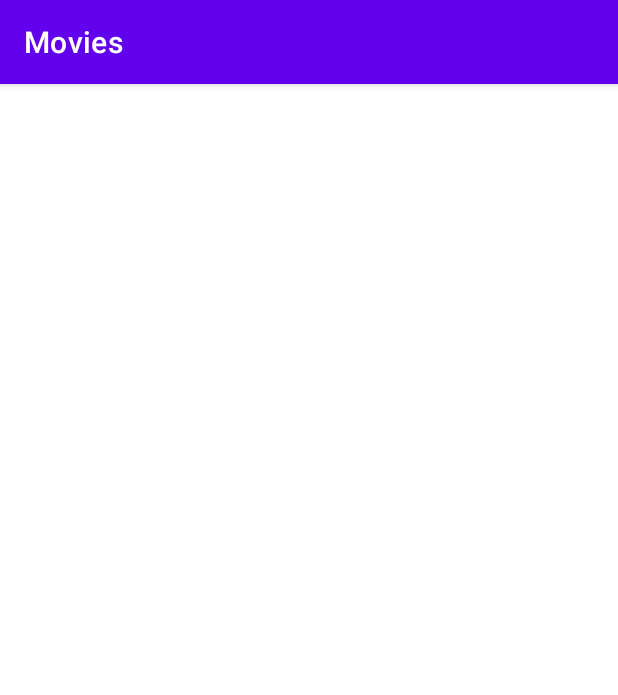
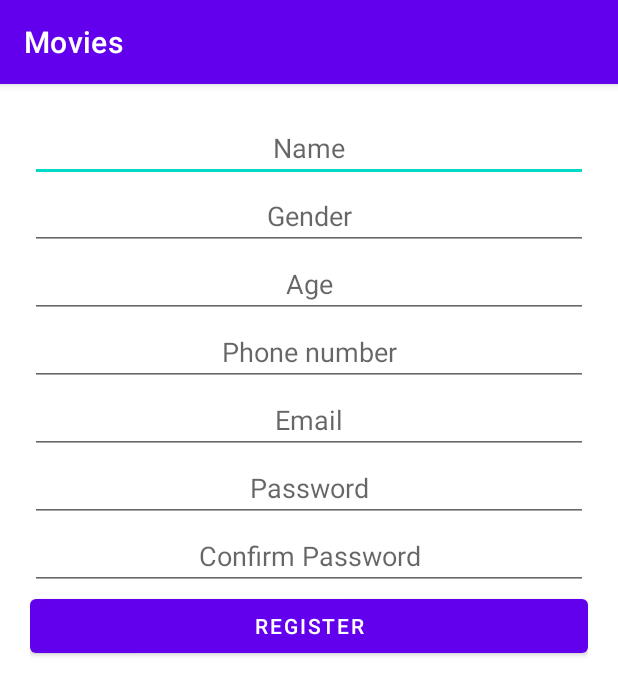
Before and after one commit to Idlaviv17/Movies, an Android app: the RegisterActivity screen opened directly, with no data from a screen before it, on a phone screen of 412 x 824 dp. Shown: the top 695 px of the screen. Run offline under Robolectric (Android 15) with nearby library versions, the phone set to English and light mode, and no system bars.

```diff
--- a/app/src/main/res/layout/activity_register.xml
+++ b/app/src/main/res/layout/activity_register.xml
@@ -1,9 +1,79 @@
 <?xml version="1.0" encoding="utf-8"?>
-<androidx.constraintlayout.widget.ConstraintLayout xmlns:android="http://schemas.android.com/apk/res/android"
+<LinearLayout xmlns:android="http://schemas.android.com/apk/res/android"
     xmlns:app="http://schemas.android.com/apk/res-auto"
     xmlns:tools="http://schemas.android.com/tools"
     android:layout_width="match_parent"
     android:layout_height="match_parent"
+    android:orientation="vertical"
+    android:padding="20dp"
     tools:context=".RegisterActivity">
 
-</androidx.constraintlayout.widget.ConstraintLayout>
+    <EditText
+        android:id="@+id/editTextText"
+        android:layout_width="match_parent"
+        android:layout_height="wrap_content"
+        android:ems="10"
+        android:inputType="text"
+        android:textAlignment="center"
+        android:hint="Name" />
+
+    <EditText
+        android:id="@+id/editTextText2"
+        android:layout_width="match_parent"
+        android:layout_height="wrap_content"
+        android:ems="10"
+        android:inputType="text"
+        android:textAlignment="center"
+        android:hint="Gender" />
+
+    <EditText
+        android:id="@+id/editTextNumber"
+        android:layout_width="match_parent"
+        android:layout_height="wrap_content"
+        android:ems="10"
+        android:hint="Age"
+        android:textAlignment="center"
+        android:inputType="number" />
+
+    <EditText
+        android:id="@+id/editTextPhone"
+        android:layout_width="match_parent"
+        android:layout_height="wrap_content"
+        android:ems="10"
+        android:hint="Phone number"
+        android:textAlignment="center"
+        android:inputType="phone" />
+
+    <EditText
+        android:id="@+id/editTextTextEmailAddress2"
+        android:layout_width="match_parent"
+        android:layout_height="wrap_content"
+        android:ems="10"
+        android:hint="Email"
+        android:textAlignment="center"
+        android:inputType="textEmailAddress" />
+
+    <EditText
+        android:id="@+id/editTextTextPassword2"
+        android:layout_width="match_parent"
+        android:layout_height="wrap_content"
+        android:ems="10"
+        android:hint="Password"
+        android:textAlignment="center"
+        android:inputType="textPassword" />
+
+    <EditText
+        android:id="@+id/editTextTextPassword3"
+        android:layout_width="match_parent"
+        android:layout_height="wrap_content"
+        android:ems="10"
+        android:hint="Confirm Password"
+        android:textAlignment="center"
+        android:inputType="textPassword" />
+
+    <Button
+        android:id="@+id/button3"
+        android:layout_width="match_parent"
+        android:layout_height="wrap_content"
+        android:text="Register" />
+</LinearLayout>
```
Also changed, not shown: app/src/main/AndroidManifest.xml (+7 -5 lines), app/src/main/java/angulo/javier/movies/LoginActivity.kt (+25 -0 lines), app/src/main/res/layout/activity_login.xml (+40 -2 lines), app/src/main/res/layout/activity_password_recovery.xml (+19 -2 lines).
